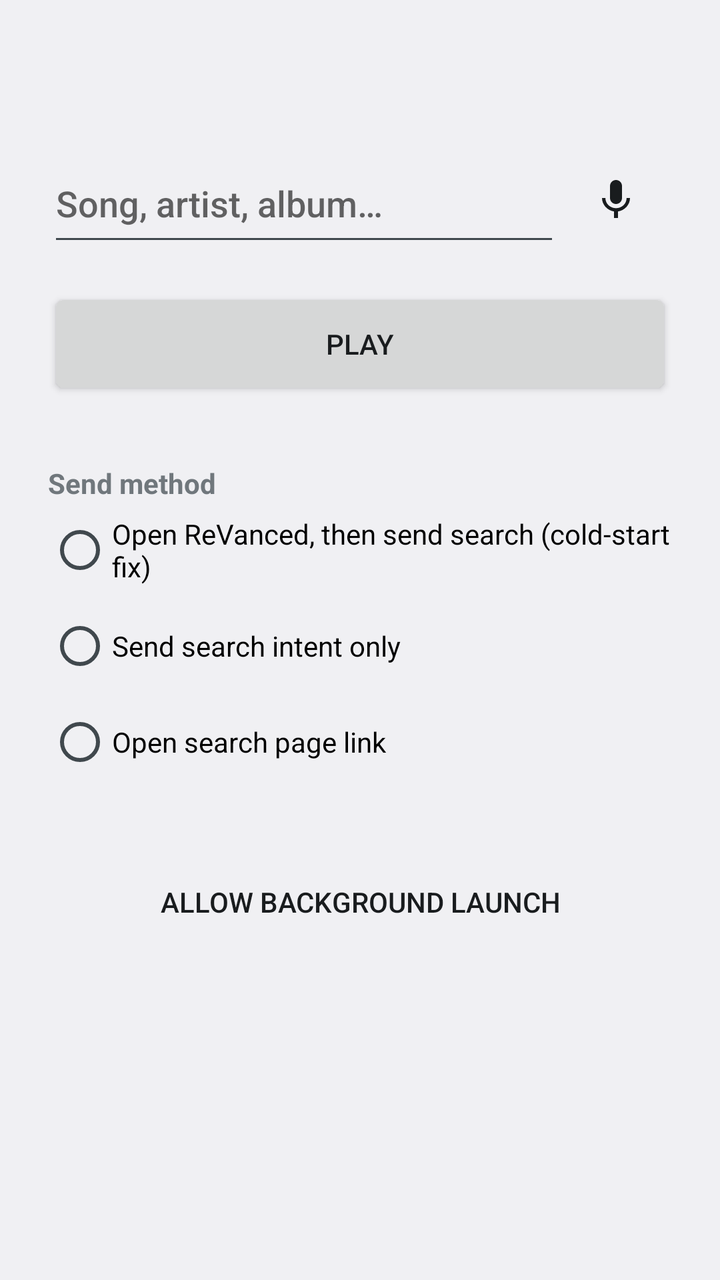
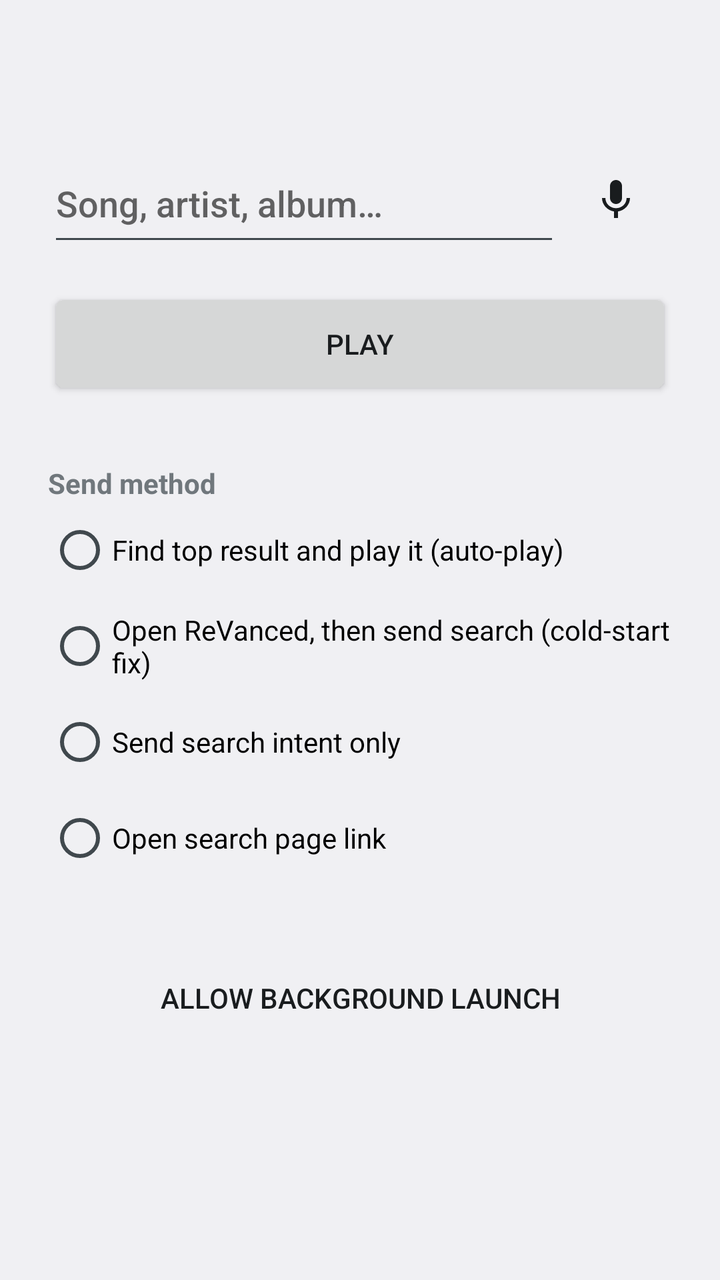

Compare the two renders of this Android layout. The source of the first and the diff that turns it into the second are given below.
<!-- AndroidManifest.xml: application theme android:Theme.DeviceDefault.DayNight -->
<!-- res/layout/activity_relay.xml -->
<?xml version="1.0" encoding="utf-8"?>
<LinearLayout xmlns:android="http://schemas.android.com/apk/res/android"
    android:layout_width="match_parent"
    android:layout_height="match_parent"
    android:orientation="vertical"
    android:padding="24dp"
    android:gravity="center_horizontal"
    android:fitsSystemWindows="true">

    <LinearLayout
        android:layout_width="match_parent"
        android:layout_height="wrap_content"
        android:layout_marginTop="48dp"
        android:orientation="horizontal"
        android:gravity="center_vertical">

        <EditText
            android:id="@+id/query"
            android:layout_width="0dp"
            android:layout_height="56dp"
            android:layout_weight="1"
            android:hint="@string/hint"
            android:imeOptions="actionSearch"
            android:inputType="text"
            android:singleLine="true"
            android:textSize="18sp" />

        <ImageButton
            android:id="@+id/mic"
            android:layout_width="56dp"
            android:layout_height="56dp"
            android:background="?android:attr/selectableItemBackgroundBorderless"
            android:contentDescription="@string/mic"
            android:src="@drawable/ic_mic" />
    </LinearLayout>

    <Button
        android:id="@+id/play"
        android:layout_width="match_parent"
        android:layout_height="56dp"
        android:layout_marginTop="16dp"
        android:text="@string/play" />

    <TextView
        android:layout_width="match_parent"
        android:layout_height="wrap_content"
        android:layout_marginTop="32dp"
        android:text="@string/method_title"
        android:textStyle="bold" />

    <RadioGroup
        android:id="@+id/method"
        android:layout_width="match_parent"
        android:layout_height="wrap_content">

        <RadioButton
            android:id="@+id/method_retry"
            android:layout_width="match_parent"
            android:layout_height="48dp"
            android:text="@string/method_retry" />

        <RadioButton
            android:id="@+id/method_intent"
            android:layout_width="match_parent"
            android:layout_height="48dp"
            android:text="@string/method_intent" />

        <RadioButton
            android:id="@+id/method_link"
            android:layout_width="match_parent"
            android:layout_height="48dp"
            android:text="@string/method_link" />
    </RadioGroup>

    <Button
        android:id="@+id/overlay"
        style="?android:attr/borderlessButtonStyle"
        android:layout_width="wrap_content"
        android:layout_height="wrap_content"
        android:layout_marginTop="32dp"
        android:text="@string/grant_overlay" />
</LinearLayout>
<!-- resources referenced by this layout -->
<resources>
  <!-- drawable ic_mic (drawable) -->
  <?xml version="1.0" encoding="utf-8"?>
  <vector xmlns:android="http://schemas.android.com/apk/res/android"
      android:width="24dp" android:height="24dp"
      android:viewportWidth="24" android:viewportHeight="24"
      android:tint="?android:attr/colorForeground">
      <path android:fillColor="#FFFFFFFF"
          android:pathData="M12,14c1.66,0 3,-1.34 3,-3V5c0,-1.66 -1.34,-3 -3,-3S9,3.34 9,5v6c0,1.66 1.34,3 3,3zM17.3,11c0,3 -2.54,5.1 -5.3,5.1S6.7,14 6.7,11H5c0,3.41 2.72,6.23 6,6.72V21h2v-3.28c3.28,-0.48 6,-3.3 6,-6.72h-1.7z"/>
  </vector>
  <string name="grant_overlay">Allow background launch</string>
  <string name="hint">Song, artist, album…</string>
  <string name="method_intent">Send search intent only</string>
  <string name="method_link">Open search page link</string>
  <string name="method_retry">Open ReVanced, then send search (cold-start fix)</string>
  <string name="method_title">Send method</string>
  <string name="mic">Speak</string>
  <string name="play">Play</string>
</resources>

<!-- the commit's change to res/layout/activity_relay.xml (unified diff, before → after) -->
@@ -54,6 +54,12 @@
         android:layout_height="wrap_content">
 
         <RadioButton
+            android:id="@+id/method_autoplay"
+            android:layout_width="match_parent"
+            android:layout_height="48dp"
+            android:text="@string/method_autoplay" />
+
+        <RadioButton
             android:id="@+id/method_retry"
             android:layout_width="match_parent"
             android:layout_height="48dp"
<!-- resource entries referenced after the edit -->
@@ -11,6 +11,7 @@
   </vector>
   <string name="grant_overlay">Allow background launch</string>
   <string name="hint">Song, artist, album…</string>
+  <string name="method_autoplay">Find top result and play it (auto-play)</string>
   <string name="method_intent">Send search intent only</string>
   <string name="method_link">Open search page link</string>
   <string name="method_retry">Open ReVanced, then send search (cold-start fix)</string>
